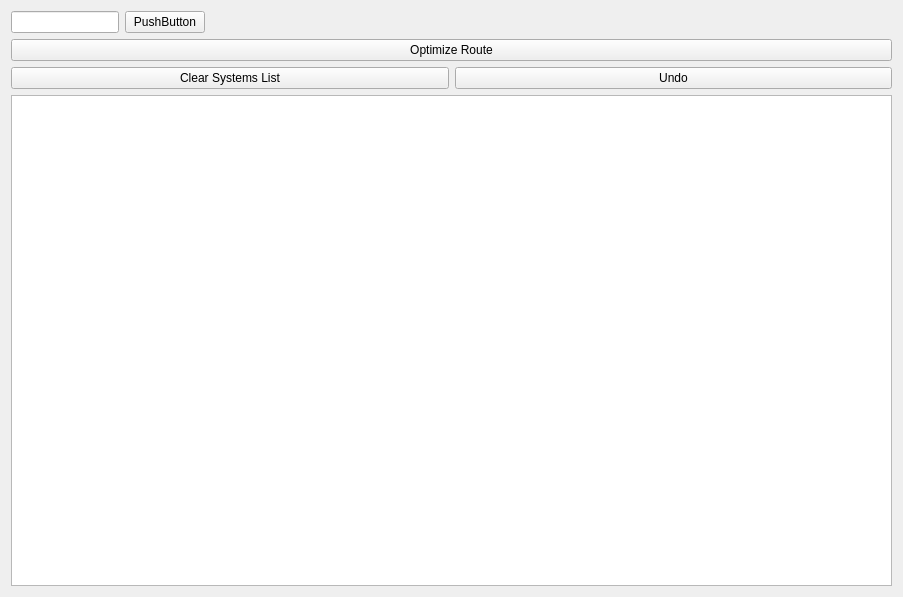
Above: widgets/roundtripwidget.ui from alexzk1/ed_highway before the change. Below: the same form after it.
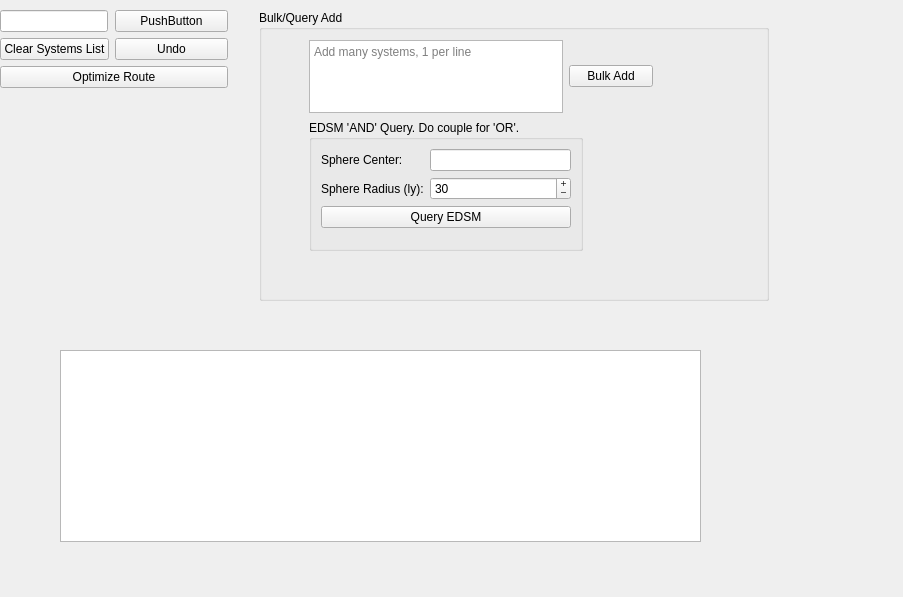
That is the form after the change. Icons and pictures are not drawn. Custom widgets are drawn as their Qt base class.

Commit message: made parallel long query to edsm with progress box

```diff
--- a/widgets/roundtripwidget.ui
+++ b/widgets/roundtripwidget.ui
@@ -13,54 +13,166 @@
   <property name="windowTitle">
    <string>Form</string>
   </property>
-  <layout class="QVBoxLayout" name="verticalLayout">
-   <item>
-    <layout class="QHBoxLayout" name="horizontalLayout_2">
-     <item>
-      <layout class="QHBoxLayout" name="horizontalLayout">
-       <item>
-        <widget class="QLineEdit" name="edSysManul">
-         <property name="sizePolicy">
-          <sizepolicy hsizetype="Expanding" vsizetype="Fixed">
-           <horstretch>2</horstretch>
-           <verstretch>0</verstretch>
-          </sizepolicy>
-         </property>
-        </widget>
-       </item>
-       <item>
-        <widget class="ActionButton" name="btnAdd">
-         <property name="sizePolicy">
-          <sizepolicy hsizetype="Minimum" vsizetype="Fixed">
-           <horstretch>1</horstretch>
-           <verstretch>0</verstretch>
-          </sizepolicy>
-         </property>
-         <property name="text">
-          <string>PushButton</string>
-         </property>
-         <property name="default">
-          <bool>false</bool>
-         </property>
-        </widget>
-       </item>
-      </layout>
-     </item>
-     <item>
-      <widget class="QWidget" name="edsmRequest" native="true">
+  <widget class="QTableView" name="tableView">
+   <property name="geometry">
+    <rect>
+     <x>60</x>
+     <y>350</y>
+     <width>641</width>
+     <height>192</height>
+    </rect>
+   </property>
+   <property name="editTriggers">
+    <set>QAbstractItemView::NoEditTriggers</set>
+   </property>
+   <property name="alternatingRowColors">
+    <bool>true</bool>
+   </property>
+   <property name="selectionMode">
+    <enum>QAbstractItemView::SingleSelection</enum>
+   </property>
+   <property name="selectionBehavior">
+    <enum>QAbstractItemView::SelectRows</enum>
+   </property>
+  </widget>
+  <widget class="QGroupBox" name="groupBox">
+   <property name="geometry">
+    <rect>
+     <x>259</x>
+     <y>10</y>
+     <width>510</width>
+     <height>291</height>
+    </rect>
+   </property>
        <property name="sizePolicy">
         <sizepolicy hsizetype="Preferred" vsizetype="Preferred">
-         <horstretch>3</horstretch>
+     <horstretch>1</horstretch>
          <verstretch>0</verstretch>
         </sizepolicy>
        </property>
+   <property name="title">
+    <string>Bulk/Query Add</string>
+   </property>
+   <widget class="QGroupBox" name="groupBox_2">
+    <property name="geometry">
+     <rect>
+      <x>50</x>
+      <y>110</y>
+      <width>274</width>
+      <height>131</height>
+     </rect>
+    </property>
+    <property name="title">
+     <string>EDSM 'AND' Query. Do couple for 'OR'.</string>
+    </property>
+    <property name="flat">
+     <bool>false</bool>
+    </property>
+    <layout class="QFormLayout" name="formLayout_2">
+     <item row="0" column="0">
+      <widget class="QLabel" name="label">
+       <property name="text">
+        <string>Sphere Center:</string>
+       </property>
       </widget>
      </item>
-    </layout>
-   </item>
-   <item>
-    <layout class="QGridLayout" name="gridLayout">
+     <item row="0" column="1">
+      <widget class="QLineEdit" name="edCenter"/>
+     </item>
+     <item row="2" column="0" colspan="2">
+      <widget class="QPushButton" name="btnBulkQuery">
+       <property name="text">
+        <string>Query EDSM</string>
+       </property>
+      </widget>
+     </item>
      <item row="1" column="0">
+      <widget class="QLabel" name="label_2">
+       <property name="text">
+        <string>Sphere Radius (ly):</string>
+       </property>
+      </widget>
+     </item>
+     <item row="1" column="1">
+      <widget class="QSpinBox" name="spinLY">
+       <property name="buttonSymbols">
+        <enum>QAbstractSpinBox::PlusMinus</enum>
+       </property>
+       <property name="accelerated">
+        <bool>true</bool>
+       </property>
+       <property name="correctionMode">
+        <enum>QAbstractSpinBox::CorrectToNearestValue</enum>
+       </property>
+       <property name="minimum">
+        <number>1</number>
+       </property>
+       <property name="maximum">
+        <number>100</number>
+       </property>
+       <property name="stepType">
+        <enum>QAbstractSpinBox::AdaptiveDecimalStepType</enum>
+       </property>
+       <property name="value">
+        <number>30</number>
+       </property>
+      </widget>
+     </item>
+    </layout>
+   </widget>
+   <widget class="QWidget" name="">
+    <property name="geometry">
+     <rect>
+      <x>50</x>
+      <y>30</y>
+      <width>344</width>
+      <height>73</height>
+     </rect>
+    </property>
+    <layout class="QHBoxLayout" name="horizontalLayout">
+     <item>
+      <widget class="QTextEdit" name="bulkAdd">
+       <property name="sizePolicy">
+        <sizepolicy hsizetype="Expanding" vsizetype="Expanding">
+         <horstretch>3</horstretch>
+         <verstretch>1</verstretch>
+        </sizepolicy>
+       </property>
+       <property name="acceptRichText">
+        <bool>false</bool>
+       </property>
+       <property name="placeholderText">
+        <string>Add many systems, 1 per line</string>
+       </property>
+      </widget>
+     </item>
+     <item>
+      <widget class="QPushButton" name="btnBulkAdd">
+       <property name="sizePolicy">
+        <sizepolicy hsizetype="Minimum" vsizetype="Fixed">
+         <horstretch>1</horstretch>
+         <verstretch>0</verstretch>
+        </sizepolicy>
+       </property>
+       <property name="text">
+        <string>Bulk Add</string>
+       </property>
+      </widget>
+     </item>
+    </layout>
+   </widget>
+  </widget>
+  <widget class="QWidget" name="layoutWidget">
+   <property name="geometry">
+    <rect>
+     <x>0</x>
+     <y>10</y>
+     <width>228</width>
+     <height>139</height>
+    </rect>
+   </property>
+   <layout class="QFormLayout" name="formLayout">
+    <item row="2" column="0">
       <widget class="QPushButton" name="btnClear">
        <property name="sizePolicy">
         <sizepolicy hsizetype="Minimum" vsizetype="Fixed">
@@ -73,7 +185,7 @@
        </property>
       </widget>
      </item>
-     <item row="1" column="1">
+    <item row="2" column="1">
       <widget class="QPushButton" name="btnUndo">
        <property name="text">
         <string>Undo</string>
@@ -93,7 +205,7 @@
        </property>
       </widget>
      </item>
-     <item row="0" column="0" colspan="2">
+    <item row="4" column="0" colspan="2">
       <widget class="QPushButton" name="btnCalc">
        <property name="sizePolicy">
         <sizepolicy hsizetype="Minimum" vsizetype="Fixed">
@@ -119,25 +231,34 @@
        </property>
       </widget>
      </item>
-    </layout>
-   </item>
-   <item>
-    <widget class="QTableView" name="tableView">
-     <property name="editTriggers">
-      <set>QAbstractItemView::NoEditTriggers</set>
-     </property>
-     <property name="alternatingRowColors">
-      <bool>true</bool>
-     </property>
-     <property name="selectionMode">
-      <enum>QAbstractItemView::SingleSelection</enum>
-     </property>
-     <property name="selectionBehavior">
-      <enum>QAbstractItemView::SelectRows</enum>
-     </property>
+    <item row="0" column="0">
+     <widget class="QLineEdit" name="edSysManul">
+      <property name="sizePolicy">
+       <sizepolicy hsizetype="Expanding" vsizetype="Fixed">
+        <horstretch>2</horstretch>
+        <verstretch>0</verstretch>
+       </sizepolicy>
+      </property>
+     </widget>
+    </item>
+    <item row="0" column="1">
+     <widget class="ActionButton" name="btnAdd">
+      <property name="sizePolicy">
+       <sizepolicy hsizetype="Minimum" vsizetype="Fixed">
+        <horstretch>1</horstretch>
+        <verstretch>0</verstretch>
+       </sizepolicy>
+      </property>
+      <property name="text">
+       <string>PushButton</string>
+      </property>
+      <property name="default">
+       <bool>false</bool>
+      </property>
     </widget>
    </item>
   </layout>
+  </widget>
   <action name="actionAdd">
    <property name="text">
     <string>Add</string>
```
Lines whose indentation alone changed are shown as unchanged. The commit also changes 15 other files.
